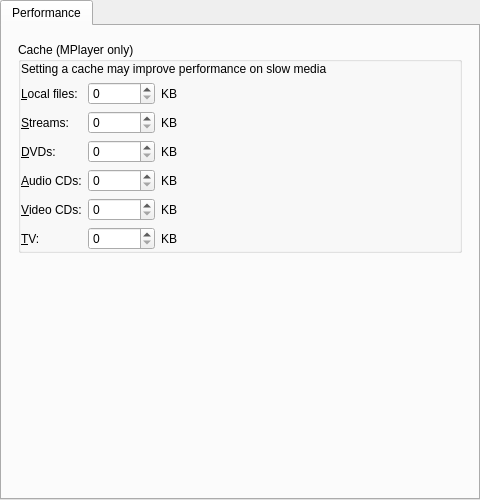
Above: src/gui/pref/performance.ui from wilbert2000/wzplayer before the change. Below: the same form after it.
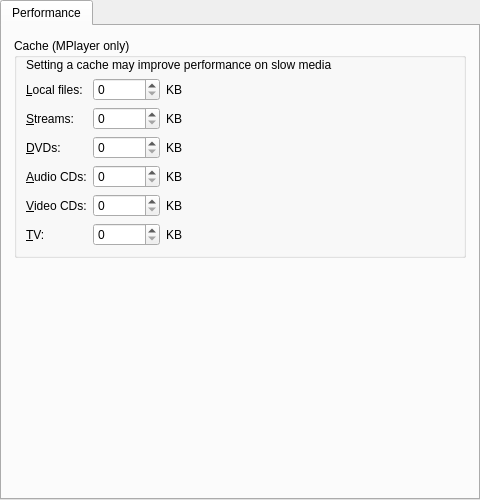
That is the form after the change.

Patch:
```diff
--- a/src/gui/pref/performance.ui
+++ b/src/gui/pref/performance.ui
@@ -15,17 +15,17 @@
     <number>0</number>
    </property>
    <item>
-    <widget class="QTabWidget" name="performance_tab">
+    <widget class="QTabWidget" name="performance_tabwidget">
      <property name="currentIndex">
       <number>0</number>
      </property>
-     <widget class="QWidget" name="tab">
+     <widget class="QWidget" name="performance_tab">
       <attribute name="title">
        <string>Performance</string>
       </attribute>
       <layout class="QVBoxLayout">
        <property name="margin">
-        <number>16</number>
+        <number>12</number>
        </property>
        <item>
         <widget class="QGroupBox" name="cache_group">
@@ -36,18 +36,9 @@
           <bool>true</bool>
          </property>
          <layout class="QGridLayout">
-          <property name="leftMargin">
-           <number>0</number>
-          </property>
           <property name="topMargin">
            <number>0</number>
           </property>
-          <property name="rightMargin">
-           <number>8</number>
-          </property>
-          <property name="bottomMargin">
-           <number>0</number>
-          </property>
           <item row="0" column="0" colspan="4">
            <widget class="QLabel" name="cache_label">
             <property name="text">
```
